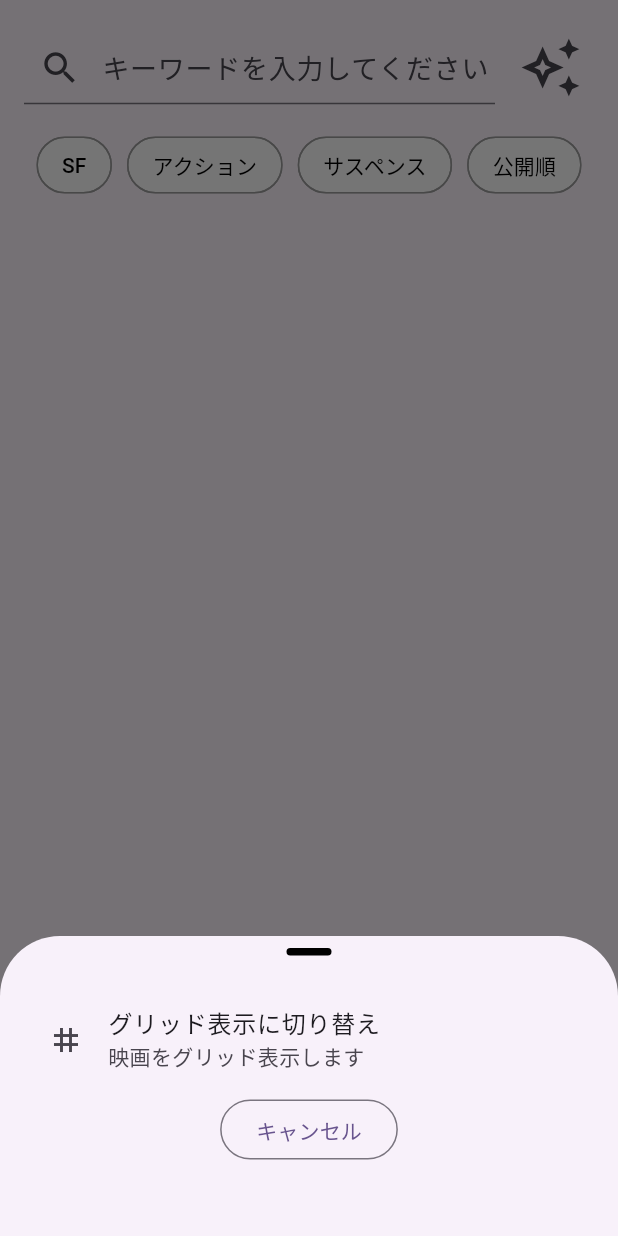
After one commit to myzw1030/flutter_tutorial, a Flutter app: the MoviesPage screen opened directly, after a tap on the "auto awesome" icon, on a phone screen of 412 x 824 dp. The commit adds this screen. Run offline on Flutter 3.47's test engine with Material 2 defaults, Android fonts, the phone set to English and light mode, and no system bars; our stand-ins replace dio, flutter_riverpod, freezed_annotation, pretty_dio_logger, retrofit, shared_preferences; accounts and stored records are empty; generated files the repository leaves out were written again.

Commit message:
検索画面ざっくり

```diff
--- a/lib/index_page.dart
+++ b/lib/index_page.dart
@@ -1,4 +1,5 @@
 import 'package:flutter/material.dart';
+import 'package:flutter_tutorial/movies/pages/movies_page/movies_page.dart';
 import 'package:flutter_tutorial/qiita/view/qiita_page.dart';
 import 'package:flutter_tutorial/async/async_page.dart';
 import 'package:flutter_tutorial/youtube/youtube_page.dart';
@@ -45,6 +46,10 @@ class IndexPage extends StatelessWidget {
               text: 'Tutorial6',
               widget: QiitaPage(),
             ),
+            PageButton(
+              text: 'MoviesApp',
+              widget: MoviesPage(),
+            ),
           ],
         ),
       ),
--- /dev/null
+++ b/lib/movies/pages/movies_page/movies_header.dart
@@ -0,0 +1,174 @@
+import 'package:flutter/material.dart';
+
+List<String> categories = ['SF', 'アクション', 'サスペンス', '公開順'];
+
+class MoviesHeader extends StatefulWidget {
+  const MoviesHeader({super.key});
+
+  @override
+  State<MoviesHeader> createState() => _MoviesHeaderState();
+}
+
+class _MoviesHeaderState extends State<MoviesHeader> {
+  Set<String> selectedCategories = <String>{};
+  @override
+  Widget build(BuildContext context) {
+    return SliverToBoxAdapter(
+      child: Padding(
+        padding: const EdgeInsets.all(16),
+        child: Column(
+          children: [
+            Row(
+              children: [
+                _InputTextField(
+                  hintText: 'キーワードを入力してください',
+                  onSubmitted: (String? value) {
+                    print(value);
+                    return null;
+                  },
+                ),
+                const SizedBox(width: 8),
+                IconButton(
+                  icon: const Icon(Icons.auto_awesome_outlined),
+                  iconSize: 42,
+                  onPressed: () async {
+                    await showModalBottomSheet<bool>(
+                      context: context,
+                      shape: const RoundedRectangleBorder(
+                        borderRadius: BorderRadius.only(
+                          topLeft: Radius.circular(40),
+                          topRight: Radius.circular(40),
+                        ),
+                      ),
+                      builder: (BuildContext context) {
+                        return const _ViewBottomSheet();
+                      },
+                    );
+                  },
+                ),
+              ],
+            ),
+            const SizedBox(height: 12),
+            Wrap(
+              spacing: 10,
+              children: categories.map((String category) {
+                return FilterChip(
+                  label: Text(
+                    category,
+                    style: TextStyle(
+                      color: selectedCategories.contains(category)
+                          ? Colors.pink
+                          : Colors.black,
+                    ),
+                  ),
+                  showCheckmark: false,
+                  shape: RoundedRectangleBorder(
+                    side: BorderSide(
+                      color: selectedCategories.contains(category)
+                          ? Colors.pink
+                          : Colors.grey,
+                    ),
+                    borderRadius: BorderRadius.circular(30),
+                  ),
+                  backgroundColor: Colors.white,
+                  selectedColor: Colors.pink.shade50,
+                  selected: selectedCategories.contains(category),
+                  onSelected: (bool selected) {
+                    setState(() {
+                      if (selected) {
+                        selectedCategories.add(category);
+                      } else {
+                        selectedCategories.remove(category);
+                      }
+                    });
+                  },
+                );
+              }).toList(),
+            ),
+          ],
+        ),
+      ),
+    );
+  }
+}
+
+class _InputTextField extends StatelessWidget {
+  const _InputTextField({
+    required this.hintText,
+    required this.onSubmitted,
+  });
+
+  final String hintText;
+  final String? Function(String?)? onSubmitted;
+
+  @override
+  Widget build(BuildContext context) {
+    return Expanded(
+      child: TextField(
+        decoration: InputDecoration(
+          hintText: hintText,
+          hintStyle: const TextStyle(fontSize: 18),
+          prefixIcon: const Icon(
+            Icons.search,
+            size: 28,
+          ),
+        ),
+        style: const TextStyle(fontSize: 22),
+        onSubmitted: onSubmitted,
+      ),
+    );
+  }
+}
+
+class _ViewBottomSheet extends StatelessWidget {
+  const _ViewBottomSheet();
+
+  @override
+  Widget build(BuildContext context) {
+    return Container(
+      height: 200,
+      padding: const EdgeInsets.symmetric(horizontal: 16, vertical: 8),
+      child: Center(
+        child: Column(
+          children: [
+            Container(
+              width: 30,
+              height: 5,
+              decoration: BoxDecoration(
+                borderRadius: BorderRadius.circular(20),
+                color: Colors.black,
+              ),
+            ),
+            const Padding(
+              padding: EdgeInsets.symmetric(
+                horizontal: 16,
+                vertical: 10,
+              ),
+            ),
+            ListTile(
+              leading: const Icon(Icons.grid_3x3),
+              title: const Text('グリッド表示に切り替え'),
+              subtitle: const Text(
+                '映画をグリッド表示します',
+              ),
+              onTap: () {
+                Navigator.pop(context);
+              },
+            ),
+            OutlinedButton(
+              style: OutlinedButton.styleFrom(
+                shape: RoundedRectangleBorder(
+                  borderRadius: BorderRadius.circular(40),
+                ),
+              ),
+              child: const Text('キャンセル'),
+              onPressed: () {
+                Navigator.pop(context, false);
+              },
+            ),
+          ],
+        ),
+      ),
+    );
+  }
+}
--- /dev/null
+++ b/lib/movies/pages/movies_page/movies_page.dart
@@ -0,0 +1,30 @@
+import 'package:flutter/material.dart';
+import 'package:flutter_tutorial/movies/pages/movies_page/movies_header.dart';
+
+class MoviesPage extends StatelessWidget {
+  const MoviesPage({super.key});
+
+  // フォーカス解除
+  void _unFocus(BuildContext context) {
+    final currentScope = FocusScope.of(context);
+    if (!currentScope.hasPrimaryFocus && currentScope.hasFocus) {
+      FocusManager.instance.primaryFocus!.unfocus();
+    }
+  }
+
+  @override
+  Widget build(BuildContext context) {
+    return SafeArea(
+      child: GestureDetector(
+        onTap: () => _unFocus(context),
+        child: const Scaffold(
+          body: CustomScrollView(
+            slivers: [
+              MoviesHeader(),
+            ],
+          ),
+        ),
+      ),
+    );
+  }
+}
```
Also changed, not shown: lib/movies/pages/movies_detail/movies_detail.dart (added), lib/movies/pages/movies_page/movies_list.dart (added).
